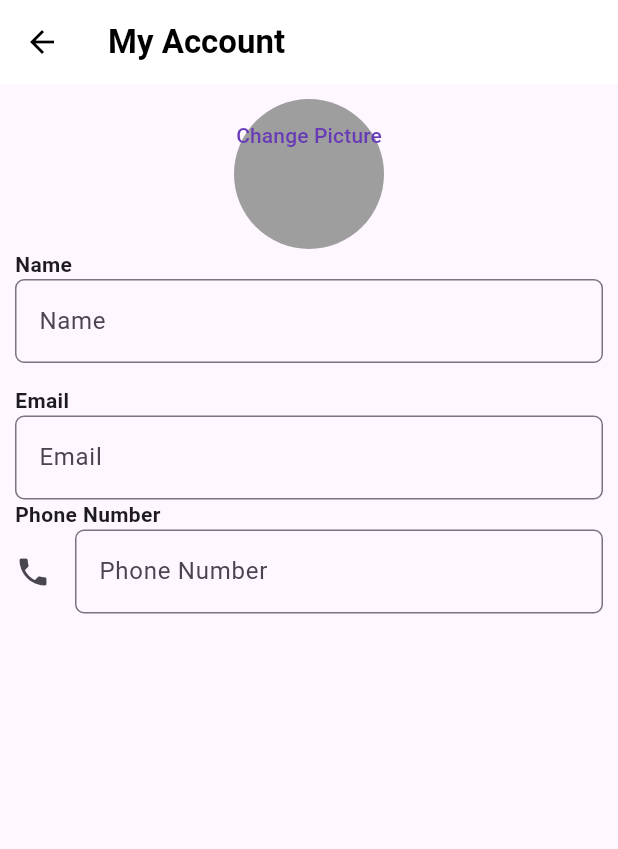
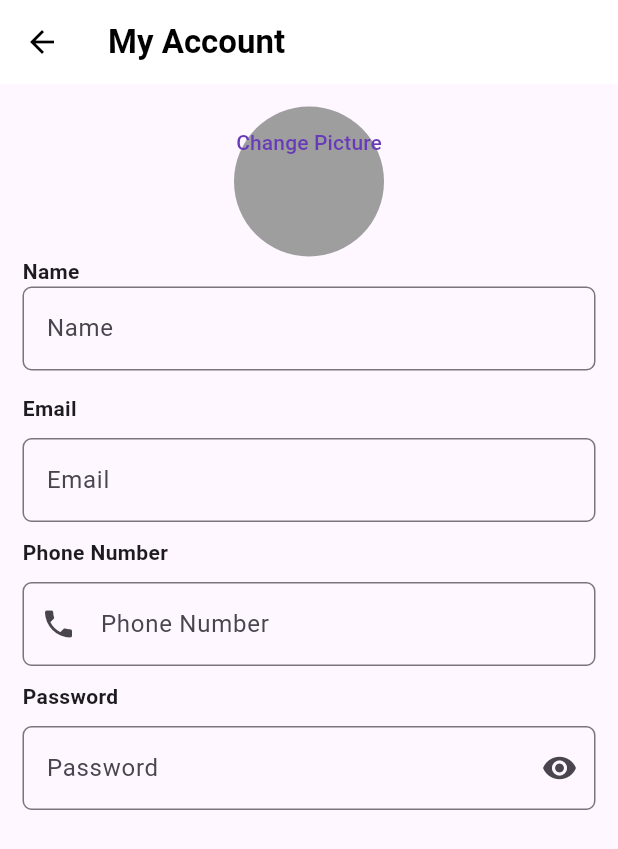
Before and after one commit to Tarikul69/bazar, a Flutter app: the my_account screen opened directly, on a phone screen of 412 x 824 dp. Shown: the top 849 px of the screen. Run offline on Flutter 3.47's test engine with Material 3 defaults, Android fonts, the phone set to English and light mode, and no system bars; our stand-ins replace font_awesome_flutter, get; network calls fail.

Commit message:
My Account

```diff
--- a/lib/screen/profile/my_account.dart
+++ b/lib/screen/profile/my_account.dart
@@ -17,7 +17,7 @@ class my_account extends StatelessWidget {
         ),
       ),
       body: Container(
-        padding: EdgeInsets.all(10),
+        padding: EdgeInsets.all(15),
         child: Column(
           crossAxisAlignment: CrossAxisAlignment.start,
           children: [
@@ -25,7 +25,7 @@ class my_account extends StatelessWidget {
               alignment: Alignment.topCenter,
               children: [
                 Container(
-                  color: Color.fromARGB(255, 154, 119, 160),
+                  color: Color.fromARGB(255, 73, 19, 83),
                 ),
                 CircleAvatar(
                   foregroundColor: Colors.grey,
@@ -76,6 +76,9 @@ class my_account extends StatelessWidget {
                 ),
               ),
             ),
+            SizedBox(
+              height: 10,
+            ),
             TextFormField(
               decoration: InputDecoration(
                   border: OutlineInputBorder(
@@ -89,6 +92,9 @@ class my_account extends StatelessWidget {
                 (value != null && value.contains('@'));
               },
             ),
+            SizedBox(
+              height: 10,
+            ),
             Title(
               color: Colors.black,
               child: Text(
@@ -98,15 +104,45 @@ class my_account extends StatelessWidget {
                 ),
               ),
             ),
+            SizedBox(
+              height: 10,
+            ),
             TextFormField(
               decoration: InputDecoration(
+                prefixIcon: Icon(Icons.phone),
                 border: OutlineInputBorder(
                   borderRadius: BorderRadius.all(
                     Radius.circular(6),
                   ),
                 ),
                 hintText: 'Phone Number',
-                icon: Icon(Icons.phone),
+              ),
+            ),
+            SizedBox(
+              height: 10,
+            ),
+            Title(
+              color: Colors.black,
+              child: Text(
+                "Password",
+                style: TextStyle(
+                  fontWeight: FontWeight.bold,
+                ),
+              ),
+            ),
+            SizedBox(
+              height: 10,
+            ),
+            TextFormField(
+              obscureText: true,
+              decoration: InputDecoration(
+                suffixIcon: Icon(Icons.remove_red_eye),
+                border: OutlineInputBorder(
+                  borderRadius: BorderRadius.all(
+                    Radius.circular(6),
+                  ),
+                ),
+                hintText: 'Password',
               ),
             ),
           ],
```
